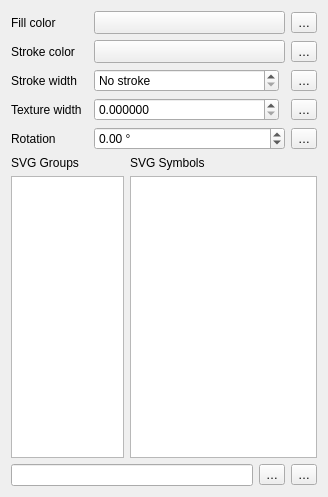
Qt form src/ui/symbollayer/widget_svgfill.ui (qgis/QGIS) before a commit.
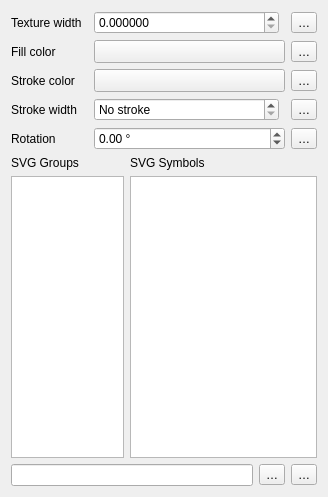
The same form after that commit. Custom widgets are drawn as their Qt base class.

Commit message: Move back Texture width to top

Patch:
```diff
--- a/src/ui/symbollayer/widget_svgfill.ui
+++ b/src/ui/symbollayer/widget_svgfill.ui
@@ -14,13 +14,6 @@
    <string>Form</string>
   </property>
   <layout class="QGridLayout" name="gridLayout">
-   <item row="7" column="0">
-    <widget class="QLabel" name="mTextureWidthLabel">
-     <property name="text">
-      <string>Texture width</string>
-     </property>
-    </widget>
-   </item>
    <item row="10" column="0" colspan="3">
     <layout class="QHBoxLayout" name="horizontalLayout">
      <item>
@@ -84,39 +77,6 @@
      </item>
     </layout>
    </item>
-   <item row="7" column="2">
-    <layout class="QHBoxLayout" name="horizontalLayout_2">
-     <item>
-      <widget class="QgsDoubleSpinBox" name="mTextureWidthSpinBox">
-       <property name="sizePolicy">
-        <sizepolicy hsizetype="Minimum" vsizetype="Fixed">
-         <horstretch>1</horstretch>
-         <verstretch>0</verstretch>
-        </sizepolicy>
-       </property>
-       <property name="decimals">
-        <number>6</number>
-       </property>
-       <property name="maximum">
-        <double>999999999.999999046325684</double>
-       </property>
-       <property name="singleStep">
-        <double>0.200000000000000</double>
-       </property>
-       <property name="showClearButton" stdset="0">
-        <bool>false</bool>
-       </property>
-      </widget>
-     </item>
-     <item>
-      <widget class="QgsUnitSelectionWidget" name="mTextureWidthUnitWidget" native="true">
-       <property name="focusPolicy">
-        <enum>Qt::StrongFocus</enum>
-       </property>
-      </widget>
-     </item>
-    </layout>
-   </item>
    <item row="6" column="0">
     <widget class="QLabel" name="mStrokeWidthLabel">
      <property name="text">
@@ -286,13 +246,6 @@
      </property>
     </widget>
    </item>
-   <item row="7" column="3">
-    <widget class="QgsPropertyOverrideButton" name="mTextureWidthDDBtn">
-     <property name="text">
-      <string>…</string>
-     </property>
-    </widget>
-   </item>
    <item row="8" column="0">
     <widget class="QLabel" name="mRotationLabel">
      <property name="text">
@@ -326,6 +279,53 @@
      </property>
     </widget>
    </item>
+   <item row="0" column="0">
+    <widget class="QLabel" name="mTextureWidthLabel">
+     <property name="text">
+      <string>Texture width</string>
+     </property>
+    </widget>
+   </item>
+   <item row="0" column="2">
+    <layout class="QHBoxLayout" name="horizontalLayout_2">
+     <item>
+      <widget class="QgsDoubleSpinBox" name="mTextureWidthSpinBox">
+       <property name="sizePolicy">
+        <sizepolicy hsizetype="Minimum" vsizetype="Fixed">
+         <horstretch>1</horstretch>
+         <verstretch>0</verstretch>
+        </sizepolicy>
+       </property>
+       <property name="decimals">
+        <number>6</number>
+       </property>
+       <property name="maximum">
+        <double>999999999.999999046325684</double>
+       </property>
+       <property name="singleStep">
+        <double>0.200000000000000</double>
+       </property>
+       <property name="showClearButton" stdset="0">
+        <bool>false</bool>
+       </property>
+      </widget>
+     </item>
+     <item>
+      <widget class="QgsUnitSelectionWidget" name="mTextureWidthUnitWidget" native="true">
+       <property name="focusPolicy">
+        <enum>Qt::StrongFocus</enum>
+       </property>
+      </widget>
+     </item>
+    </layout>
+   </item>
+   <item row="0" column="3">
+    <widget class="QgsPropertyOverrideButton" name="mTextureWidthDDBtn">
+     <property name="text">
+      <string>…</string>
+     </property>
+    </widget>
+   </item>
   </layout>
  </widget>
  <customwidgets>
```
Left out of the diff: 6 changed lines with no effect on the pictures.
